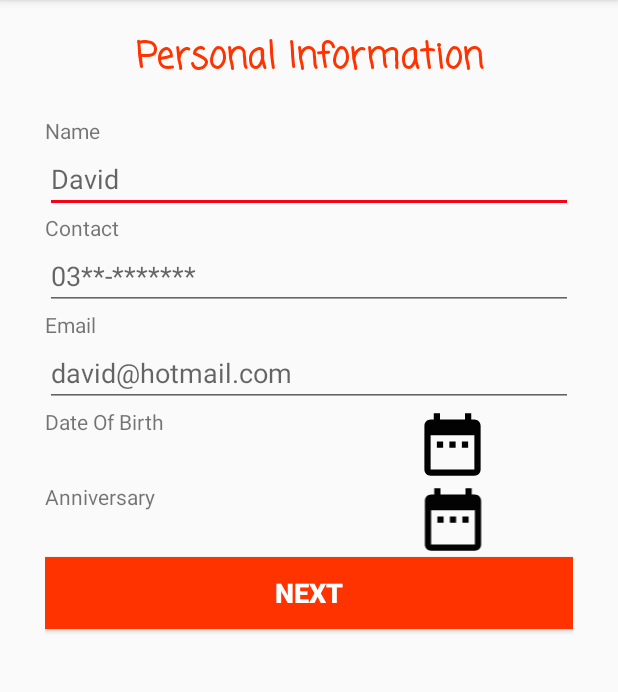
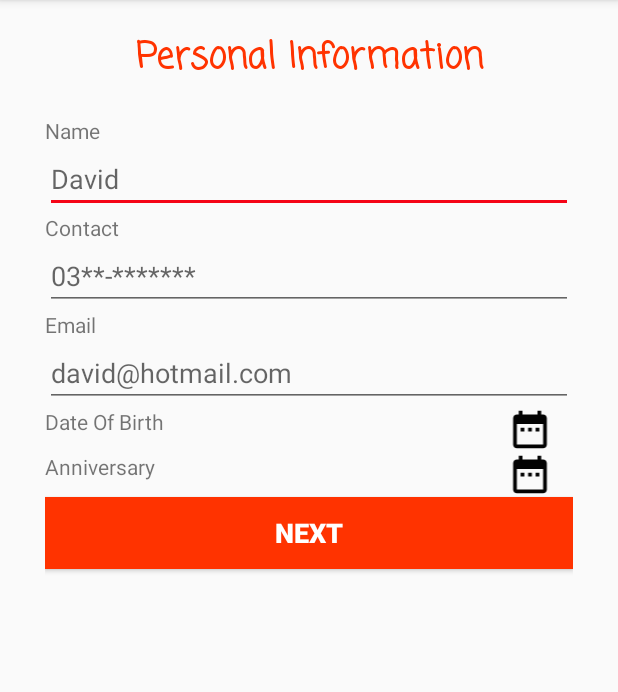
Before and after one commit to SalwaImtiaz/ReviewApplication, an Android app: the Personal_Info_activity screen opened directly, with no data from a screen before it, on a phone screen of 412 x 824 dp, the part 84-776 px from its top. Run offline under Robolectric (Android 15) with nearby library versions, the phone set to English and light mode, and no system bars.

Commit message:
Update activity_personal__info_activity.xml

```diff
--- a/app/src/main/res/layout/activity_personal__info_activity.xml
+++ b/app/src/main/res/layout/activity_personal__info_activity.xml
@@ -72,30 +72,31 @@
     <LinearLayout
         android:layout_width="match_parent"
         android:layout_height="wrap_content"
-        android:orientation="horizontal">
+        android:orientation="horizontal"
+        android:weightSum="3">
 
 
         <TextView
-            android:layout_width="wrap_content"
+            android:layout_width="0dp"
             android:layout_height="wrap_content"
-            android:text="@string/date_of_birth" />
+            android:text="@string/date_of_birth"
+            android:layout_weight="1.25"/>
 
         <TextView
             android:id="@+id/DOB"
-            android:layout_width="112dp"
+            android:layout_width="0dp"
             android:layout_height="wrap_content"
-            android:textAlignment="textEnd"
             android:textStyle="bold"
             android:textColor="@color/red"
-            android:paddingLeft="20dp"/>
+            android:paddingLeft="20dp"
+            android:layout_weight="1.5"/>
         <ImageView
             android:id="@+id/btnbirth"
-            android:layout_width="match_parent"
-            android:layout_height="50dp"
-            android:layout_alignParentRight="true"
-           android:layout_gravity="right"
+            android:layout_width="30dp"
+            android:layout_height="30dp"
+            android:layout_gravity="center"
             android:src="@drawable/date_picker"
-            />
+            android:layout_weight="0.25"/>
 
 
     </LinearLayout>
@@ -106,26 +107,29 @@
     <LinearLayout
         android:layout_width="match_parent"
         android:layout_height="wrap_content"
-        android:orientation="horizontal">
+        android:orientation="horizontal"
+        android:weightSum="3">
         <TextView
             android:text="@string/anniversary"
-        android:layout_width="wrap_content"
-        android:layout_height="wrap_content" />
+            android:layout_width="0dp"
+            android:layout_height="wrap_content"
+            android:layout_weight="1.25"/>
 
         <TextView
             android:id="@+id/anniversary"
-            android:layout_width="118dp"
+            android:layout_width="0dp"
             android:layout_height="wrap_content"
             android:paddingLeft="22dp"
             android:textAlignment="textEnd"
             android:textColor="@color/red"
-            android:textStyle="bold" />
+            android:textStyle="bold"
+            android:layout_weight="1.5"/>
         <ImageView
             android:id="@+id/btnanniversary"
-        android:layout_width="match_parent"
-        android:layout_height="50dp"
-        android:layout_alignParentRight="true"
-       android:layout_gravity="right"
+            android:layout_width="30dp"
+            android:layout_height="30dp"
+            android:layout_weight="0.25"
+            android:layout_gravity="center"
             android:src="@drawable/date_picker" />
     </LinearLayout>
     <Button
```
Lines whose indentation alone changed are shown as unchanged.
